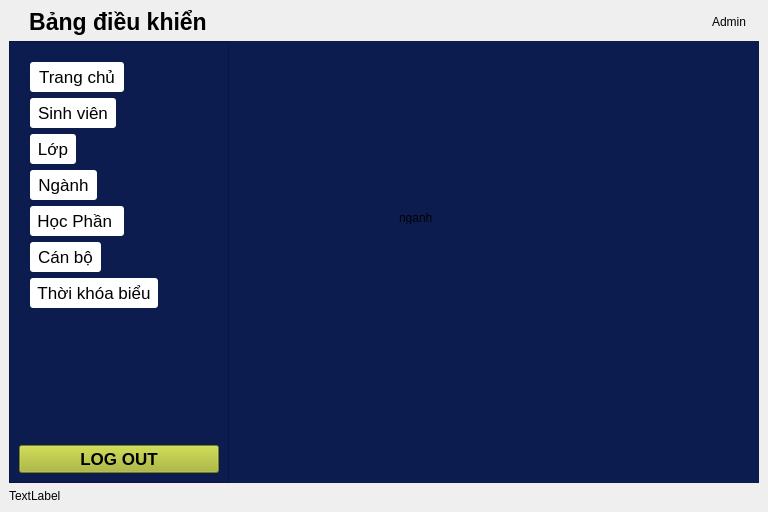
trungnguyen9999/StudentCheckedFace, file gui/quantri.ui: the form before one commit.
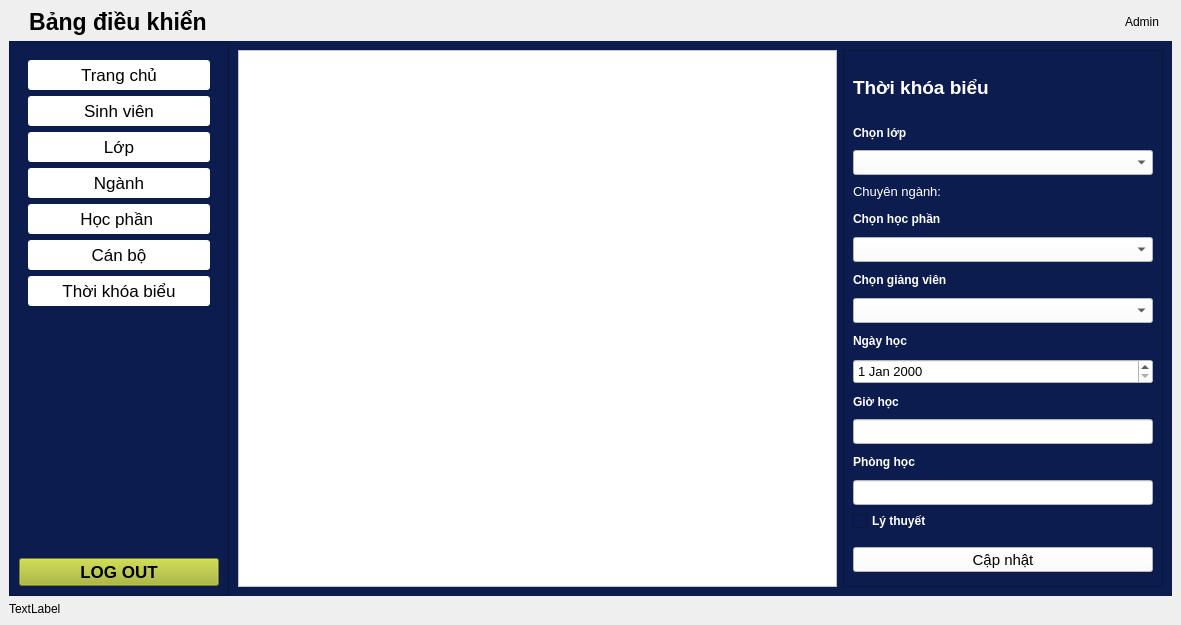
The form after the commit. The open tabs and pages were chosen to show the change. Icons and pictures are not drawn.

```diff
--- a/gui/quantri.ui
+++ b/gui/quantri.ui
@@ -6,8 +6,8 @@
    <rect>
     <x>0</x>
     <y>0</y>
-    <width>768</width>
-    <height>512</height>
+    <width>1181</width>
+    <height>625</height>
    </rect>
   </property>
   <property name="windowTitle">
@@ -125,9 +125,9 @@
         <property name="frameShadow">
          <enum>QFrame::Raised</enum>
         </property>
-        <layout class="QGridLayout" name="gridLayout">
+        <layout class="QGridLayout" name="gridLayout_4">
          <item row="0" column="0">
-          <layout class="QVBoxLayout" name="verticalLayout_19">
+          <layout class="QVBoxLayout" name="verticalLayout_29">
            <item>
             <widget class="QWidget" name="widget" native="true">
              <property name="maximumSize">
@@ -154,15 +154,11 @@
 font-weight:bold;
 }</string>
              </property>
+             <layout class="QGridLayout" name="gridLayout">
+              <item row="0" column="0">
+               <layout class="QVBoxLayout" name="verticalLayout">
+                <item>
              <widget class="QPushButton" name="btnTrangChu">
-              <property name="geometry">
-               <rect>
-                <x>11</x>
-                <y>11</y>
-                <width>94</width>
-                <height>30</height>
-               </rect>
-              </property>
               <property name="font">
                <font>
                 <pointsize>13</pointsize>
@@ -180,37 +176,41 @@
                 <normaloff>../icons/house-solid.svg</normaloff>../icons/house-solid.svg</iconset>
               </property>
              </widget>
-             <widget class="QPushButton" name="btnGiangVien">
-              <property name="geometry">
-               <rect>
-                <x>11</x>
-                <y>191</y>
-                <width>71</width>
-                <height>30</height>
-               </rect>
-              </property>
+                </item>
+                <item>
+                 <widget class="QPushButton" name="btnSinhVien">
+                  <property name="font">
+                   <font>
+                    <pointsize>13</pointsize>
+                   </font>
+                  </property>
+                  <property name="text">
+                   <string>Sinh viên</string>
+                  </property>
+                  <property name="icon">
+                   <iconset>
+                    <normaloff>../icons/graduated.png</normaloff>../icons/graduated.png</iconset>
+                  </property>
+                 </widget>
+                </item>
+                <item>
+                 <widget class="QPushButton" name="btnLop">
               <property name="font">
                <font>
                 <pointsize>13</pointsize>
                </font>
               </property>
               <property name="text">
-               <string>Cán bộ</string>
+                   <string>Lớp</string>
               </property>
               <property name="icon">
                <iconset>
-                <normaloff>../icons/user-tie-solid.svg</normaloff>../icons/user-tie-solid.svg</iconset>
-              </property>
-             </widget>
+                    <normaloff>../icons/majority.png</normaloff>../icons/majority.png</iconset>
+                  </property>
+                 </widget>
+                </item>
+                <item>
              <widget class="QPushButton" name="btnNganh">
-              <property name="geometry">
-               <rect>
-                <x>11</x>
-                <y>119</y>
-                <width>67</width>
-                <height>30</height>
-               </rect>
-              </property>
               <property name="font">
                <font>
                 <pointsize>13</pointsize>
@@ -224,81 +224,41 @@
                 <normaloff>../icons/constellation.png</normaloff>../icons/constellation.png</iconset>
               </property>
              </widget>
+                </item>
+                <item>
              <widget class="QPushButton" name="btnHocPhan">
-              <property name="geometry">
-               <rect>
-                <x>11</x>
-                <y>155</y>
-                <width>94</width>
-                <height>30</height>
-               </rect>
-              </property>
               <property name="font">
                <font>
                 <pointsize>13</pointsize>
                </font>
               </property>
               <property name="text">
-               <string>Học Phần </string>
+                   <string>Học phần </string>
               </property>
               <property name="icon">
                <iconset>
                 <normaloff>../icons/book.png</normaloff>../icons/book.png</iconset>
               </property>
              </widget>
-             <widget class="QPushButton" name="btnLop">
-              <property name="geometry">
-               <rect>
-                <x>11</x>
-                <y>83</y>
-                <width>46</width>
-                <height>30</height>
-               </rect>
-              </property>
+                </item>
+                <item>
+                 <widget class="QPushButton" name="btnGiangVien">
               <property name="font">
                <font>
                 <pointsize>13</pointsize>
                </font>
               </property>
               <property name="text">
-               <string>Lớp</string>
+                   <string>Cán bộ</string>
               </property>
               <property name="icon">
                <iconset>
-                <normaloff>../icons/majority.png</normaloff>../icons/majority.png</iconset>
-              </property>
-             </widget>
-             <widget class="QPushButton" name="btnSinhVien">
-              <property name="geometry">
-               <rect>
-                <x>11</x>
-                <y>47</y>
-                <width>86</width>
-                <height>30</height>
-               </rect>
-              </property>
-              <property name="font">
-               <font>
-                <pointsize>13</pointsize>
-               </font>
-              </property>
-              <property name="text">
-               <string>Sinh viên</string>
-              </property>
-              <property name="icon">
-               <iconset>
-                <normaloff>../icons/graduated.png</normaloff>../icons/graduated.png</iconset>
-              </property>
-             </widget>
+                    <normaloff>../icons/user-tie-solid.svg</normaloff>../icons/user-tie-solid.svg</iconset>
+                  </property>
+                 </widget>
+                </item>
+                <item>
              <widget class="QPushButton" name="btnThoiKhoaBieu">
-              <property name="geometry">
-               <rect>
-                <x>11</x>
-                <y>227</y>
-                <width>128</width>
-                <height>30</height>
-               </rect>
-              </property>
               <property name="font">
                <font>
                 <pointsize>13</pointsize>
@@ -309,11 +269,28 @@
               </property>
               <property name="icon">
                <iconset>
-                <normaloff>../icons/icons8-calendar.gif</normaloff>../icons/icons8-calendar.gif</iconset>
-              </property>
-             </widget>
+                    <normaloff>../icons/icons8-calendar-48.png</normaloff>../icons/icons8-calendar-48.png</iconset>
+                  </property>
+                 </widget>
+                </item>
+               </layout>
+              </item>
+             </layout>
             </widget>
            </item>
+           <item>
+            <spacer name="verticalSpacer">
+             <property name="orientation">
+              <enum>Qt::Vertical</enum>
+             </property>
+             <property name="sizeHint" stdset="0">
+              <size>
+               <width>20</width>
+               <height>68</height>
+              </size>
+             </property>
+            </spacer>
+           </item>
            <item>
             <widget class="QPushButton" name="btnLogout">
              <property name="font">
@@ -343,31 +320,144 @@
       <item>
        <widget class="QStackedWidget" name="stackedWidget">
         <property name="styleSheet">
-         <string notr="true">
-background-color:rgb(13, 28, 79);</string>
+         <string notr="true">QWidget{
+background-color:rgb(13, 28, 79);
+}
+
+QLabel{
+color:white;
+}</string>
         </property>
         <property name="currentIndex">
-         <number>5</number>
+         <number>4</number>
         </property>
         <widget class="QWidget" name="trangchu">
          <layout class="QGridLayout" name="gridLayout_2">
           <item row="0" column="0">
+           <layout class="QVBoxLayout" name="verticalLayout_26">
+            <property name="spacing">
+             <number>20</number>
+            </property>
+            <item>
+             <layout class="QHBoxLayout" name="horizontalLayout_9">
+              <property name="spacing">
+               <number>20</number>
+              </property>
+              <item>
+               <widget class="QFrame" name="frame_4">
+                <property name="frameShape">
+                 <enum>QFrame::StyledPanel</enum>
+                </property>
+                <property name="frameShadow">
+                 <enum>QFrame::Raised</enum>
+                </property>
            <widget class="QLabel" name="label_2">
-            <property name="minimumSize">
-             <size>
-              <width>300</width>
-              <height>0</height>
-             </size>
-            </property>
-            <property name="font">
-             <font>
-              <pointsize>40</pointsize>
-             </font>
-            </property>
+                 <property name="geometry">
+                  <rect>
+                   <x>9</x>
+                   <y>9</y>
+                   <width>16</width>
+                   <height>16</height>
+                  </rect>
+                 </property>
+                 <property name="text">
+                  <string/>
+                 </property>
+                </widget>
+                <widget class="QLabel" name="label_5">
+                 <property name="geometry">
+                  <rect>
+                   <x>20</x>
+                   <y>100</y>
+                   <width>47</width>
+                   <height>13</height>
+                  </rect>
+                 </property>
             <property name="text">
-             <string>Trang chủ</string>
-            </property>
-           </widget>
+                  <string>Can bo</string>
+                 </property>
+                </widget>
+               </widget>
+              </item>
+              <item>
+               <widget class="QFrame" name="frame_5">
+                <property name="frameShape">
+                 <enum>QFrame::StyledPanel</enum>
+                </property>
+                <property name="frameShadow">
+                 <enum>QFrame::Raised</enum>
+                </property>
+                <widget class="QLabel" name="label_18">
+                 <property name="geometry">
+                  <rect>
+                   <x>80</x>
+                   <y>30</y>
+                   <width>47</width>
+                   <height>13</height>
+                  </rect>
+                 </property>
+                 <property name="text">
+                  <string>nganh</string>
+                 </property>
+                </widget>
+               </widget>
+              </item>
+             </layout>
+            </item>
+            <item>
+             <layout class="QVBoxLayout" name="verticalLayout_21">
+              <property name="spacing">
+               <number>20</number>
+              </property>
+              <item>
+               <widget class="QFrame" name="frame_7">
+                <property name="frameShape">
+                 <enum>QFrame::StyledPanel</enum>
+                </property>
+                <property name="frameShadow">
+                 <enum>QFrame::Raised</enum>
+                </property>
+                <widget class="QLabel" name="label_22">
+                 <property name="geometry">
+                  <rect>
+                   <x>30</x>
+                   <y>40</y>
+                   <width>47</width>
+                   <height>13</height>
+                  </rect>
+                 </property>
+                 <property name="text">
+                  <string>lop</string>
+                 </property>
+                </widget>
+               </widget>
+              </item>
+              <item>
+               <widget class="QFrame" name="frame_6">
+                <property name="frameShape">
+                 <enum>QFrame::StyledPanel</enum>
+                </property>
+                <property name="frameShadow">
+                 <enum>QFrame::Raised</enum>
+                </property>
+                <widget class="QLabel" name="label_23">
+                 <property name="geometry">
+                  <rect>
+                   <x>30</x>
+                   <y>40</y>
+                   <width>47</width>
+                   <height>13</height>
+                  </rect>
+                 </property>
+                 <property name="text">
+                  <string>sinh vien</string>
+                 </property>
+                </widget>
+               </widget>
+              </item>
+             </layout>
+            </item>
+           </layout>
           </item>
          </layout>
         </widget>
@@ -388,80 +478,102 @@
          </layout>
         </widget>
         <widget class="QWidget" name="lop">
-         <widget class="QWidget" name="">
+         <widget class="QLabel" name="label_4">
           <property name="geometry">
            <rect>
-            <x>100</x>
-            <y>350</y>
-            <width>351</width>
-            <height>25</height>
-           </rect>
-          </property>
-          <layout class="QHBoxLayout" name="horizontalLayout_8">
-           <item>
-            <widget class="QPushButton" name="pushButton_3">
-             <property name="text">
-              <string>PushButton</string>
-             </property>
-            </widget>
-           </item>
-           <item>
-            <widget class="QPushButton" name="pushButton_4">
-             <property name="text">
-              <string>PushButton</string>
-             </property>
-            </widget>
-           </item>
-          </layout>
-         </widget>
-        </widget>
-        <widget class="QWidget" name="nganh">
-         <widget class="QLabel" name="label_5">
-          <property name="geometry">
-           <rect>
-            <x>170</x>
-            <y>170</y>
+            <x>190</x>
+            <y>150</y>
             <width>47</width>
             <height>13</height>
            </rect>
           </property>
           <property name="text">
-           <string>nganh</string>
+           <string>lop</string>
           </property>
          </widget>
         </widget>
         <widget class="QWidget" name="hocphan">
-         <widget class="QTableWidget" name="tableWidget">
-          <property name="geometry">
-           <rect>
-            <x>30</x>
-            <y>20</y>
-            <width>256</width>
-            <height>192</height>
-           </rect>
-          </property>
-         </widget>
-         <widget class="QWidget" name="">
-          <property name="geometry">
-           <rect>
-            <x>10</x>
-            <y>208</y>
-            <width>361</width>
-            <height>56</height>
-           </rect>
-          </property>
+         <layout class="QGridLayout" name="gridLayout_8">
+          <item row="0" column="0">
+           <layout class="QVBoxLayout" name="verticalLayout_20">
+            <item>
+             <layout class="QHBoxLayout" name="horizontalLayout_8">
+              <item>
+               <layout class="QVBoxLayout" name="verticalLayout_19">
+                <item>
+                 <widget class="QLabel" name="label_19">
+                  <property name="styleSheet">
+                   <string notr="true">background-color:white;</string>
+                  </property>
+                  <property name="text">
+                   <string>Từ khóa</string>
+                  </property>
+                 </widget>
+                </item>
+                <item>
+                 <widget class="QLineEdit" name="edtTimKiemHocPhan">
+                  <property name="styleSheet">
+                   <string notr="true">background-color:white;</string>
+                  </property>
+                 </widget>
+                </item>
+               </layout>
+              </item>
+              <item>
+               <widget class="QPushButton" name="btnTimKiemHocPhan">
+                <property name="styleSheet">
+                 <string notr="true">background-color:white;</string>
+                </property>
+                <property name="text">
+                 <string>Tìm Kiếm</string>
+                </property>
+               </widget>
+              </item>
+             </layout>
+            </item>
+            <item>
+             <widget class="QTableWidget" name="tbHocPhan">
+              <property name="styleSheet">
+               <string notr="true">background-color:white;</string>
+              </property>
+              <property name="editTriggers">
+               <set>QAbstractItemView::NoEditTriggers</set>
+              </property>
+              <property name="selectionBehavior">
+               <enum>QAbstractItemView::SelectRows</enum>
+              </property>
+              <column>
+               <property name="text">
+                <string>Mã học phần</string>
+               </property>
+              </column>
+              <column>
+               <property name="text">
+                <string>Tên học phần</string>
+               </property>
+              </column>
+             </widget>
+            </item>
+            <item>
           <layout class="QHBoxLayout" name="horizontalLayout_7">
            <item>
             <layout class="QVBoxLayout" name="verticalLayout_16">
              <item>
               <widget class="QLabel" name="label_6">
+                  <property name="styleSheet">
+                   <string notr="true">background-color:white;</string>
+                  </property>
                <property name="text">
-                <string>TextLabel</string>
+                   <string>Mã học phần</string>
                </property>
               </widget>
              </item>
              <item>
-              <widget class="QLineEdit" name="lineEdit"/>
+                 <widget class="QLineEdit" name="edtMaHocPhan">
+                  <property name="styleSheet">
+                   <string notr="true">background-color:white;</string>
+                  </property>
+                 </widget>
              </item>
             </layout>
            </item>
@@ -469,36 +581,571 @@
             <layout class="QVBoxLayout" name="verticalLayout_17">
              <item>
               <widget class="QLabel" name="label_17">
+                  <property name="styleSheet">
+                   <string notr="true">background-color:white;</string>
+                  </property>
                <property name="text">
-                <string>TextLabel</string>
+                   <string>Tên học phần</string>
                </property>
               </widget>
              </item>
              <item>
-              <widget class="QLineEdit" name="lineEdit_2"/>
+                 <widget class="QLineEdit" name="edtTenHocPhan">
+                  <property name="styleSheet">
+                   <string notr="true">background-color:white;</string>
+                  </property>
+                 </widget>
              </item>
             </layout>
            </item>
            <item>
             <layout class="QVBoxLayout" name="verticalLayout_18">
              <item>
-              <widget class="QPushButton" name="pushButton">
+                 <widget class="QPushButton" name="btnCapNhatHocPhan">
+                  <property name="styleSheet">
+                   <string notr="true">background-color:green;</string>
+                  </property>
                <property name="text">
-                <string>PushButton</string>
+                   <string>Cập nhật</string>
                </property>
               </widget>
              </item>
              <item>
-              <widget class="QPushButton" name="pushButton_2">
+                 <widget class="QPushButton" name="btnXoaHocPhan">
+                  <property name="styleSheet">
+                   <string notr="true">background-color:red;</string>
+                  </property>
                <property name="text">
-                <string>PushButton</string>
+                   <string>Xóa</string>
                </property>
               </widget>
              </item>
             </layout>
            </item>
           </layout>
-         </widget>
+            </item>
+           </layout>
+          </item>
+         </layout>
+        </widget>
+        <widget class="QWidget" name="nganh">
+         <layout class="QGridLayout" name="gridLayout_12">
+          <item row="0" column="0">
+           <layout class="QVBoxLayout" name="verticalLayout_25">
+            <item>
+             <layout class="QHBoxLayout" name="horizontalLayout_11">
+              <item>
+               <layout class="QHBoxLayout" name="horizontalLayout_8">
+                <item>
+                 <widget class="QLabel" name="label_19">
+                  <property name="styleSheet">
+                   <string notr="true">background-color:white;</string>
+                  </property>
+                  <property name="text">
+                   <string>Từ khóa:</string>
+                  </property>
+                 </widget>
+                </item>
+                <item>
+                 <widget class="QLineEdit" name="lETimKiemNgah">
+                  <property name="styleSheet">
+                   <string notr="true">background-color:white;</string>
+                  </property>
+                 </widget>
+                </item>
+               </layout>
+              </item>
+              <item>
+               <widget class="QPushButton" name="pBTimNganh">
+                <property name="styleSheet">
+                 <string notr="true">background-color:white;</string>
+                </property>
+                <property name="text">
+                 <string>Tìm</string>
+                </property>
+               </widget>
+              </item>
+             </layout>
+            </item>
+            <item>
+             <widget class="QTableWidget" name="tWNganh">
+              <property name="styleSheet">
+               <string notr="true">background-color:white;</string>
+              </property>
+              <property name="editTriggers">
+               <set>QAbstractItemView::NoEditTriggers</set>
+              </property>
+              <property name="tabKeyNavigation">
+               <bool>false</bool>
+              </property>
+              <property name="showDropIndicator" stdset="0">
+               <bool>false</bool>
+              </property>
+              <property name="selectionBehavior">
+               <enum>QAbstractItemView::SelectRows</enum>
+              </property>
+              <column>
+               <property name="text">
+                <string>Mã Ngành</string>
+               </property>
+              </column>
+              <column>
+               <property name="text">
+                <string>Tên Ngành</string>
+               </property>
+              </column>
+             </widget>
+            </item>
+            <item>
+             <widget class="QFrame" name="frame_3">
+              <property name="styleSheet">
+               <string notr="true">background-color:white;</string>
+              </property>
+              <property name="frameShape">
+               <enum>QFrame::StyledPanel</enum>
+              </property>
+              <property name="frameShadow">
+               <enum>QFrame::Raised</enum>
+              </property>
+              <layout class="QGridLayout" name="gridLayout_9">
+               <item row="0" column="0">
+                <layout class="QHBoxLayout" name="horizontalLayout_12">
+                 <item>
+                  <layout class="QHBoxLayout" name="horizontalLayout_10">
+                   <item>
+                    <layout class="QVBoxLayout" name="verticalLayout_22">
+                     <item>
+                      <widget class="QLabel" name="label_20">
+                       <property name="text">
+                        <string>Mã nghành:</string>
+                       </property>
+                      </widget>
+                     </item>
+                     <item>
+                      <widget class="QLineEdit" name="lEMaNganh"/>
+                     </item>
+                    </layout>
+                   </item>
+                   <item>
+                    <layout class="QVBoxLayout" name="verticalLayout_23">
+                     <item>
+                      <widget class="QLabel" name="label_21">
+                       <property name="text">
+                        <string>Tên ngành:</string>
+                       </property>
+                      </widget>
+                     </item>
+                     <item>
+                      <widget class="QLineEdit" name="lETenNganh"/>
+                     </item>
+                    </layout>
+                   </item>
+                  </layout>
+                 </item>
+                 <item>
+                  <layout class="QVBoxLayout" name="verticalLayout_24">
+                   <item>
+                    <widget class="QPushButton" name="btnClearNganh">
+                     <property name="styleSheet">
+                      <string notr="true">background-color:rgb(#00ffff);</string>
+                     </property>
+                     <property name="text">
+                      <string>Clear</string>
+                     </property>
+                    </widget>
+                   </item>
+                   <item>
+                    <widget class="QPushButton" name="pBCapNhatNganh">
+                     <property name="autoFillBackground">
+                      <bool>false</bool>
+                     </property>
+                     <property name="styleSheet">
+                      <string notr="true">background-color:rgb(76, 255, 0);</string>
+                     </property>
+                     <property name="text">
+                      <string>Cập nhật</string>
+                     </property>
+                    </widget>
+                   </item>
+                   <item>
+                    <widget class="QPushButton" name="pBXoaNganh_2">
+                     <property name="styleSheet">
+                      <string notr="true">background-color:rgb(255, 74, 38);</string>
+                     </property>
+                     <property name="text">
+                      <string>Xóa</string>
+                     </property>
+                    </widget>
+                   </item>
+                  </layout>
+                 </item>
+                </layout>
+               </item>
+              </layout>
+             </widget>
+            </item>
+           </layout>
+          </item>
+         </layout>
+        </widget>
+        <widget class="QWidget" name="thoikhoabieu">
+         <layout class="QGridLayout" name="gridLayout_11">
+          <item row="0" column="0">
+           <widget class="QTableWidget" name="tableWidget">
+            <property name="styleSheet">
+             <string notr="true">background-color:white;</string>
+            </property>
+           </widget>
+          </item>
+          <item row="0" column="1">
+           <widget class="QFrame" name="frame_8">
+            <property name="minimumSize">
+             <size>
+              <width>200</width>
+              <height>0</height>
+             </size>
+            </property>
+            <property name="maximumSize">
+             <size>
+              <width>320</width>
+              <height>16777215</height>
+             </size>
+            </property>
+            <property name="frameShape">
+             <enum>QFrame::StyledPanel</enum>
+            </property>
+            <property name="frameShadow">
+             <enum>QFrame::Raised</enum>
+            </property>
+            <layout class="QGridLayout" name="gridLayout_10">
+             <item row="0" column="0">
+              <layout class="QVBoxLayout" name="verticalLayout_27">
+               <item>
+                <widget class="QLabel" name="label_30">
+                 <property name="font">
+                  <font>
+                   <pointsize>14</pointsize>
+                   <weight>75</weight>
+                   <bold>true</bold>
+                  </font>
+                 </property>
+                 <property name="text">
+                  <string>Thời khóa biểu</string>
+                 </property>
+                </widget>
+               </item>
+               <item>
+                <layout class="QVBoxLayout" name="verticalLayout_34">
+                 <item>
+                  <widget class="QLabel" name="label_31">
+                   <property name="maximumSize">
+                    <size>
+                     <width>16777215</width>
+                     <height>25</height>
+                    </size>
+                   </property>
+                   <property name="font">
+                    <font>
+                     <weight>75</weight>
+                     <bold>true</bold>
+                    </font>
+                   </property>
+                   <property name="text">
+                    <string>Chọn lớp</string>
+                   </property>
+                  </widget>
+                 </item>
+                 <item>
+                  <widget class="QComboBox" name="cbbLop">
+                   <property name="minimumSize">
+                    <size>
+                     <width>150</width>
+                     <height>25</height>
+                    </size>
+                   </property>
+                   <property name="font">
+                    <font>
+                     <pointsize>10</pointsize>
+                    </font>
+                   </property>
+                   <property name="styleSheet">
+                    <string notr="true">background-color:white;</string>
+                   </property>
+                  </widget>
+                 </item>
+                </layout>
+               </item>
+               <item>
+                <widget class="QLabel" name="lblTenChuyenNganh">
+                 <property name="maximumSize">
+                  <size>
+                   <width>16777215</width>
+                   <height>20</height>
+                  </size>
+                 </property>
+                 <property name="font">
+                  <font>
+                   <pointsize>10</pointsize>
+                  </font>
+                 </property>
+                 <property name="text">
+                  <string>Chuyên ngành:</string>
+                 </property>
+                </widget>
+               </item>
+               <item>
+                <layout class="QVBoxLayout" name="verticalLayout_28">
+                 <item>
+                  <widget class="QLabel" name="label_25">
+                   <property name="maximumSize">
+                    <size>
+                     <width>150</width>
+                     <height>25</height>
+                    </size>
+                   </property>
+                   <property name="font">
+                    <font>
+                     <weight>75</weight>
+                     <bold>true</bold>
+                    </font>
+                   </property>
+                   <property name="text">
+                    <string>Chọn học phần</string>
+                   </property>
+                  </widget>
+                 </item>
+                 <item>
+                  <widget class="QComboBox" name="cbbHocPhan">
+                   <property name="minimumSize">
+                    <size>
+                     <width>0</width>
+                     <height>25</height>
+                    </size>
+                   </property>
+                   <property name="font">
+                    <font>
+                     <pointsize>10</pointsize>
+                    </font>
+                   </property>
+                   <property name="styleSheet">
+                    <string notr="true">background-color:white;</string>
+                   </property>
+                  </widget>
+                 </item>
+                </layout>
+               </item>
+               <item>
+                <layout class="QVBoxLayout" name="verticalLayout_30">
+                 <item>
+                  <widget class="QLabel" name="label_26">
+                   <property name="maximumSize">
+                    <size>
+                     <width>16777215</width>
+                     <height>25</height>
+                    </size>
+                   </property>
+                   <property name="font">
+                    <font>
+                     <weight>75</weight>
+                     <bold>true</bold>
+                    </font>
+                   </property>
+                   <property name="text">
+                    <string>Chọn giảng viên</string>
+                   </property>
+                  </widget>
+                 </item>
+                 <item>
+                  <widget class="QComboBox" name="cbbGiangVien">
+                   <property name="minimumSize">
+                    <size>
+                     <width>0</width>
+                     <height>25</height>
+                    </size>
+                   </property>
+                   <property name="font">
+                    <font>
+                     <pointsize>10</pointsize>
+                    </font>
+                   </property>
+                   <property name="styleSheet">
+                    <string notr="true">background-color:white;</string>
+                   </property>
+                  </widget>
+                 </item>
+                </layout>
+               </item>
+               <item>
+                <layout class="QVBoxLayout" name="verticalLayout_31">
+                 <item>
+                  <widget class="QLabel" name="label_27">
+                   <property name="maximumSize">
+                    <size>
+                     <width>16777215</width>
+                     <height>25</height>
+                    </size>
+                   </property>
+                   <property name="font">
+                    <font>
+                     <weight>75</weight>
+                     <bold>true</bold>
+                    </font>
+                   </property>
+                   <property name="text">
+                    <string>Ngày học</string>
+                   </property>
+                  </widget>
+                 </item>
+                 <item>
+                  <widget class="QDateEdit" name="dateNgayHoc">
+                   <property name="minimumSize">
+                    <size>
+                     <width>150</width>
+                     <height>25</height>
+                    </size>
+                   </property>
+                   <property name="font">
+                    <font>
+                     <pointsize>10</pointsize>
+                    </font>
+                   </property>
+                   <property name="styleSheet">
+                    <string notr="true">background-color:white;</string>
+                   </property>
+                  </widget>
+                 </item>
+                </layout>
+               </item>
+               <item>
+                <layout class="QVBoxLayout" name="verticalLayout_32">
+                 <item>
+                  <widget class="QLabel" name="label_28">
+                   <property name="maximumSize">
+                    <size>
+                     <width>16777215</width>
+                     <height>25</height>
+                    </size>
+                   </property>
+                   <property name="font">
+                    <font>
+                     <weight>75</weight>
+                     <bold>true</bold>
+                    </font>
+                   </property>
+                   <property name="text">
+                    <string>Giờ học</string>
+                   </property>
+                  </widget>
+                 </item>
+                 <item>
+                  <widget class="QLineEdit" name="edtGioHoc">
+                   <property name="minimumSize">
+                    <size>
+                     <width>0</width>
+                     <height>25</height>
+                    </size>
+                   </property>
+                   <property name="font">
+                    <font>
+                     <pointsize>10</pointsize>
+                    </font>
+                   </property>
+                   <property name="styleSheet">
+                    <string notr="true">background-color:white;</string>
+                   </property>
+                  </widget>
+                 </item>
+                </layout>
+               </item>
+               <item>
+                <layout class="QVBoxLayout" name="verticalLayout_33">
+                 <item>
+                  <widget class="QLabel" name="label_29">
+                   <property name="maximumSize">
+                    <size>
+                     <width>16777215</width>
+                     <height>25</height>
+                    </size>
+                   </property>
+                   <property name="font">
+                    <font>
+                     <weight>75</weight>
+                     <bold>true</bold>
+                    </font>
+                   </property>
+                   <property name="text">
+                    <string>Phòng học</string>
+                   </property>
+                  </widget>
+                 </item>
+                 <item>
+                  <widget class="QLineEdit" name="edtPhongHoc">
+                   <property name="minimumSize">
+                    <size>
+                     <width>0</width>
+                     <height>25</height>
+                    </size>
+                   </property>
+                   <property name="font">
+                    <font>
+                     <pointsize>10</pointsize>
+                    </font>
+                   </property>
+                   <property name="styleSheet">
+                    <string notr="true">background-color:white;</string>
+                   </property>
+                  </widget>
+                 </item>
+                </layout>
+               </item>
+               <item>
+                <widget class="QCheckBox" name="ckbLyThuyet">
+                 <property name="font">
+                  <font>
+                   <weight>75</weight>
+                   <bold>true</bold>
+                  </font>
+                 </property>
+                 <property name="styleSheet">
+                  <string notr="true">color:white;</string>
+                 </property>
+                 <property name="text">
+                  <string>Lý thuyết</string>
+                 </property>
+                </widget>
+               </item>
+               <item>
+                <widget class="QPushButton" name="btnCapNhatTKB">
+                 <property name="minimumSize">
+                  <size>
+                   <width>0</width>
+                   <height>40</height>
+                  </size>
+                 </property>
+                 <property name="font">
+                  <font>
+                   <pointsize>11</pointsize>
+                  </font>
+                 </property>
+                 <property name="styleSheet">
+                  <string notr="true">QPushButton{
+background-color:white;
+margin-top:10px;
+margin-bottom:5px;
+};
+QPushButton hover{background-color: rgb(249, 255, 120)}</string>
+                 </property>
+                 <property name="text">
+                  <string>Cập nhật</string>
+                 </property>
+                </widget>
+               </item>
+              </layout>
+             </item>
+            </layout>
+           </widget>
+          </item>
+         </layout>
         </widget>
         <widget class="QWidget" name="giangvien">
          <layout class="QGridLayout" name="gridLayout_7">
```
Lines whose indentation alone changed are shown as unchanged.
